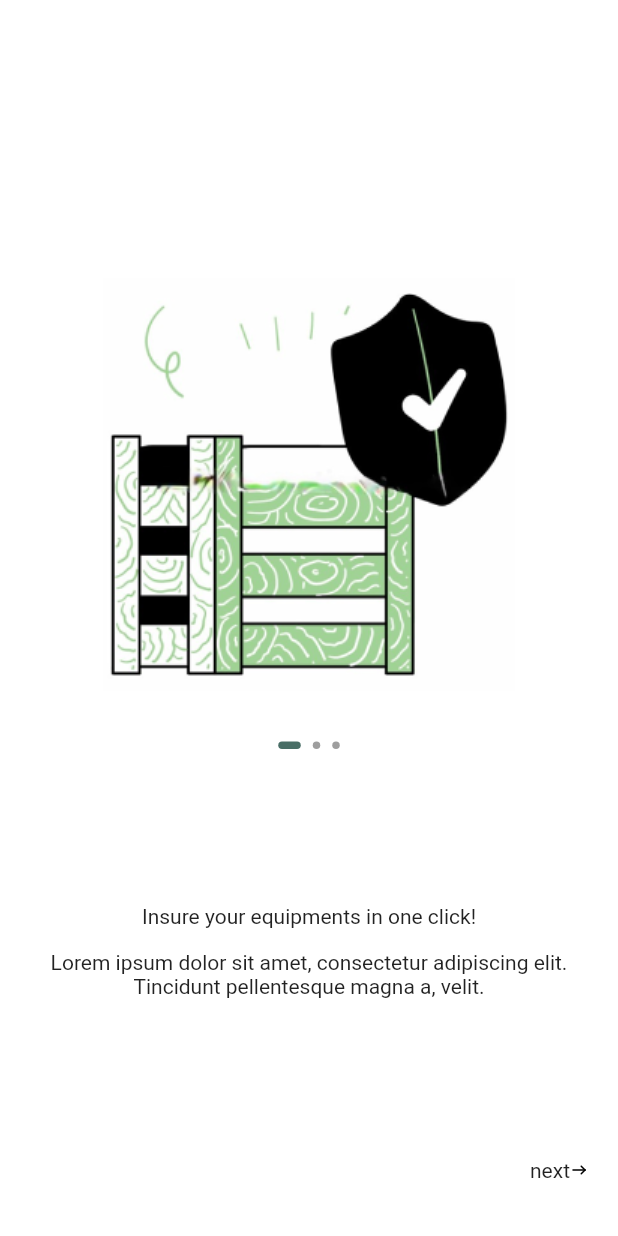
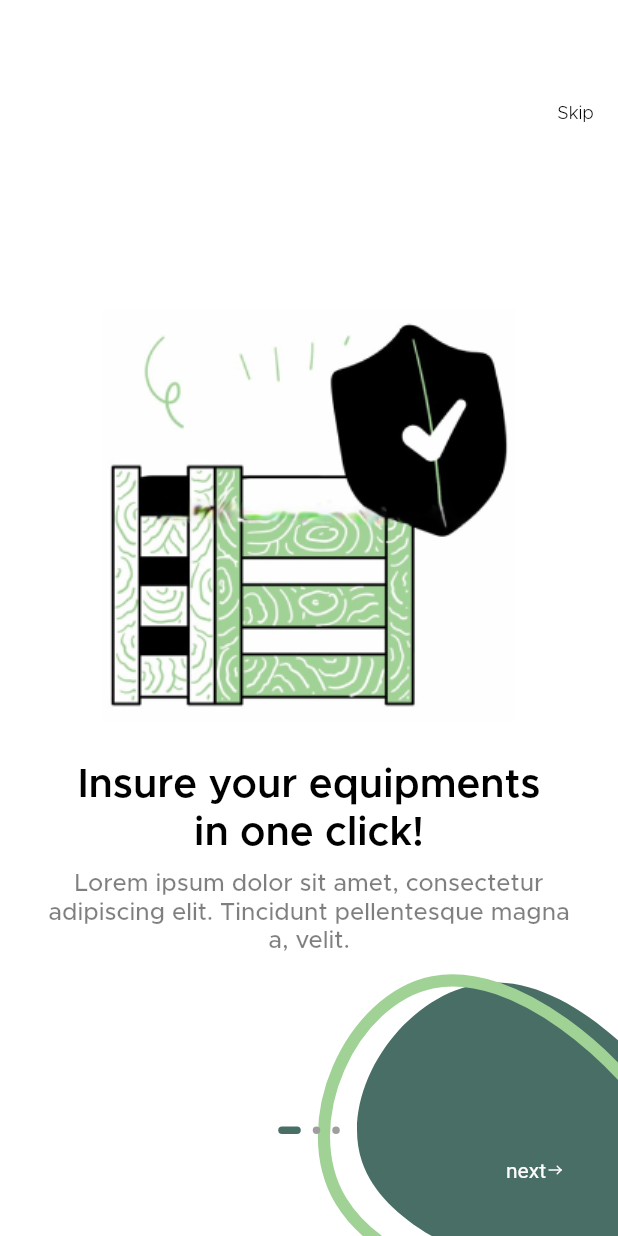
Before and after one commit to akinwolemiwa/plover-app-ui, a Flutter app: the screen it shows after launch, on a phone screen of 412 x 824 dp. Run offline on Flutter 3.47's test engine with Material 2 defaults, Android fonts, the light colour scheme and no system bars; drawn by our look-alikes of smooth_page_indicator; our stand-ins replace flutter_screenutil, flutter_svg.

Commit message:
onboading done

```diff
--- a/lib/main.dart
+++ b/lib/main.dart
@@ -1,5 +1,6 @@
 import 'dart:async';
 import 'package:flutter/material.dart';
+import 'package:flutter_screenutil/flutter_screenutil.dart';
 import 'package:plover/src/constants/assets.dart';
 import 'package:plover/src/constants/string.dart';
 import 'package:plover/src/theme/color.dart';
@@ -14,12 +15,17 @@ class MyApp extends StatelessWidget {
 
   @override
   Widget build(BuildContext context) {
-    return MaterialApp(
-        title: appName,
-        theme: ThemeData(
-          primarySwatch: Colors.blue,
-        ),
-        home: const SplashScreen());
+    return ScreenUtilInit(
+      designSize: const Size(375, 812),
+      minTextAdapt: true,
+      splitScreenMode: true,
+      builder: (context, child) => MaterialApp(
+          title: appName,
+          theme: ThemeData(
+            primarySwatch: Colors.blue,
+          ),
+          home: const SplashScreen()),
+    );
   }
 }
 
--- a/lib/src/onboarding/onboarding.dart
+++ b/lib/src/onboarding/onboarding.dart
@@ -1,9 +1,11 @@
 // ignore_for_file: library_private_types_in_public_api
 
 import 'package:flutter/material.dart';
+import 'package:flutter_screenutil/flutter_screenutil.dart';
 import 'package:flutter_svg/svg.dart';
 import 'package:plover/src/constants/assets.dart';
 import 'package:plover/src/theme/color.dart';
+import 'package:plover/src/theme/text.dart';
 import 'package:smooth_page_indicator/smooth_page_indicator.dart';
 
 class Onboarding extends StatefulWidget {
@@ -40,8 +42,8 @@ class _OnboardingState extends State<Onboarding> {
 
   List<Widget> get _slides => <Widget>[
         _slide(
-          'Insure your equipments in one click!',
-          'Lorem ipsum dolor sit amet, consectetur adipiscing elit. Tincidunt pellentesque magna a, velit.',
+          'Insure your equipments\nin one click!',
+          'Lorem ipsum dolor sit amet, consectetur\nadipiscing elit. Tincidunt pellentesque magna\na, velit.',
           onboardingOne,
         ),
         _slide(
@@ -50,7 +52,7 @@ class _OnboardingState extends State<Onboarding> {
           onboardingTwo,
         ),
         _slide(
-          'We’ll always be there to guide you',
+          'We\'ll always be there to guide you',
           'Lorem ipsum dolor sit amet, consectetur adipiscing elit. Tincidunt pellentesque magna a, velit.',
           onboardingThree,
         ),
@@ -58,38 +60,46 @@ class _OnboardingState extends State<Onboarding> {
 
   @override
   Widget build(BuildContext context) {
-    return Material(
-      color: Colors.white,
-      child: Stack(
+    return Scaffold(
+      backgroundColor: Colors.white,
+      body: Stack(
         children: [
-          Column(
-            children: const [
+          hasSeenSlide
+              ? const SizedBox()
+              : Align(
+                  alignment: Alignment.bottomRight,
+                  child: SvgPicture.asset(
+                    'assets/svg/shape.svg',
+                  ),
+                ),
+          Padding(
+            padding: const EdgeInsets.only(right: 16, left: 16),
+            child: Column(
+              children: [
                 SizedBox(
-                height: 135,
+                  height: 68.h,
                 ),
-            ],
-          ),
-          Align(
-            alignment: Alignment.bottomCenter,
-            child: Container(
-              height: hasSeenSlide ? 400 : 350,
-              decoration: const BoxDecoration(
-                color: Colors.white,
-                borderRadius: BorderRadius.only(
-                  topRight: Radius.circular(40.0),
-                  topLeft: Radius.circular(40.0),
+                GestureDetector(
+                  onTap: _setSeen,
+                  child: Align(
+                    alignment: Alignment.topRight,
+                    child: Text(
+                      'Skip',
+                      style: textTheme.subtitle1!
+                          .copyWith(fontWeight: FontWeight.w300),
                     ),
                   ),
                 ),
+                SizedBox(
+                  height: 10.h,
                 ),
-          PageView(controller: _controller, children: _slides),
-          Positioned(
-            left: 0,
-            right: 0,
-            top: MediaQuery.of(context).size.height * .6 -
-                (hasSeenSlide ? 50 : 0),
-            child: Center(
-              child: SmoothPageIndicator(
+                Expanded(
+                  child: PageView(
+                    controller: _controller,
+                    children: _slides,
+                  ),
+                ),
+                SmoothPageIndicator(
                   controller: _controller,
                   count: _slides.length,
                   effect: const ExpandingDotsEffect(
@@ -98,8 +108,27 @@ class _OnboardingState extends State<Onboarding> {
                     dotWidth: 5,
                   ),
                 ),
-            ),
-          ),
+                // Container(
+                //   color: Colors.amber,
+                //   child: Positioned(
+                //     left: 0,
+                //     right: 0,
+                //     top: MediaQuery.of(context).size.height * .6 -
+                //         (hasSeenSlide ? 50 : 0),
+                //     child: Center(
+                //       child: SmoothPageIndicator(
+                //         controller: _controller,
+                //         count: _slides.length,
+                //         effect: const ExpandingDotsEffect(
+                //           activeDotColor: MyColors.mainGreen,
+                //           dotHeight: 5,
+                //           dotWidth: 5,
+                //         ),
+                //       ),
+                //     ),
+                //   ),
+                // ),
+
                 Positioned(
                   bottom: 0,
                   left: 0,
@@ -120,12 +149,15 @@ class _OnboardingState extends State<Onboarding> {
                                     style: TextStyle(color: Colors.white),
                                   ),
                                 ),
+                                Stack(
+                                  children: [
                                     GestureDetector(
                                       onTap: () {
                                         if ((_controller.page ?? 0) <
                                             (_slides.length - 1)) {
                                           _controller.nextPage(
-                                    duration: const Duration(milliseconds: 500),
+                                              duration: const Duration(
+                                                  milliseconds: 500),
                                               curve: Curves.decelerate);
                                         } else {
                                           _setSeen();
@@ -133,13 +165,19 @@ class _OnboardingState extends State<Onboarding> {
                                       },
                                       child: Row(
                                         children: [
-                                Text('next'),
+                                          const Text(
+                                            'next',
+                                            style:
+                                                TextStyle(color: Colors.white),
+                                          ),
                                           SvgPicture.asset(
                                             'assets/svg/arrow.svg',
-                                  color: Colors.black,
+                                            color: Colors.white,
                                           ),
                                         ],
                                       ),
+                                    ),
+                                  ],
                                 ),
                               ],
                             ),
@@ -148,40 +186,30 @@ class _OnboardingState extends State<Onboarding> {
                 ),
               ],
             ),
+          ),
+        ],
+      ),
     );
   }
 
-  Widget get _loginOptions => Padding(
-        padding: const EdgeInsets.only(bottom: 30),
-        child: Column(
+  Widget get _loginOptions => Column(
         children: [
-            Padding(
-              padding: const EdgeInsets.symmetric(horizontal: 5),
-              child: TextButton(
-                onPressed: () {},
-                child: const Text('data'),
-              ),
-            ),
-            const SizedBox(height: 10),
           Container(
+            height: 59.h,
+            width: 343.w,
             decoration: BoxDecoration(
-                  border: Border.all(
-                    color: Colors.black,
-                  ),
-                  borderRadius: BorderRadius.circular(14)),
-              child: Padding(
-                padding: const EdgeInsets.only(left: 60, right: 60),
-                child: TextButton(
-                  onPressed: () {},
-                  child: const Text(
-                    'Log in as an Agent/Merchant',
+                color: MyColors.mainGreen,
+                borderRadius: BorderRadius.circular(0)),
+            child: Align(
+              alignment: Alignment.center,
+              child: Text(
+                'Get Started',
+                style: textTheme.subtitle1!.copyWith(color: Colors.white),
               ),
             ),
           ),
-            ),
-            const SizedBox(height: 20.0),
+          SizedBox(height: 20.h),
         ],
-        ),
       );
 
   Widget _slide(String title, String subtitle, String image,
@@ -189,29 +217,29 @@ class _OnboardingState extends State<Onboarding> {
       Column(
         mainAxisAlignment: MainAxisAlignment.center,
         children: [
-          SizedBox(
-            height: MediaQuery.of(context).size.height * .4,
-            child: Padding(
-              padding: EdgeInsets.all(padding),
-              child: Image.asset(image),
+          Image.asset(image),
+          SizedBox(height: 24.h),
+          Text(
+            title,
+            textAlign: TextAlign.center,
+            style: textTheme.headline1!.copyWith(
+              height: 1.2,
             ),
           ),
-          const SizedBox(height: 100),
-          Padding(
-            padding: const EdgeInsets.symmetric(horizontal: 5, vertical: 15),
-            child: Text(
-              title,
+          SizedBox(
+            height: 10.h,
+          ),
+          Text(
+            subtitle,
             textAlign: TextAlign.center,
+            style: textTheme.bodyText1!.copyWith(
+              height: 1.2,
+              fontWeight: FontWeight.w500,
+              fontSize: 16,
+              color: Colors.black.withOpacity(0.5),
             ),
           ),
-          Padding(
-            padding: const EdgeInsets.symmetric(horizontal: 16),
-            child: Text(
-              subtitle,
-              textAlign: TextAlign.center,
-            ),
-          ),
-          if (hasSeenSlide) const SizedBox(height: 100),
+          if (hasSeenSlide) SizedBox(height: 50.h),
         ],
       );
 }
--- a/lib/src/theme/text.dart
+++ b/lib/src/theme/text.dart
@@ -6,7 +6,7 @@ ThemeData themeData = ThemeData(
     textTheme: TextTheme(
   headline1: _style2(size: 26.sp, weight: FontWeight.w600),
   headline2: _style1(size: 20.sp, weight: FontWeight.w800),
-  bodyText1: _style2(size: 16.sp, weight: FontWeight.w600),
+  bodyText1: _style2(size: 16.sp, weight: FontWeight.w500),
   bodyText2: _style1(size: 14.sp, weight: FontWeight.w400),
   subtitle1: _style2(size: 12.sp, weight: FontWeight.w600),
   subtitle2: _style1(size: 10.sp, weight: FontWeight.w400),
@@ -35,3 +35,5 @@ TextStyle _style2({
       color: color,
       fontFamily: Fonts.metropolis,
     );
+
+final TextTheme textTheme = themeData.textTheme;
```
Also changed, not shown: assets/svg/shape.svg (added). Lines whose indentation alone changed are shown as unchanged.
